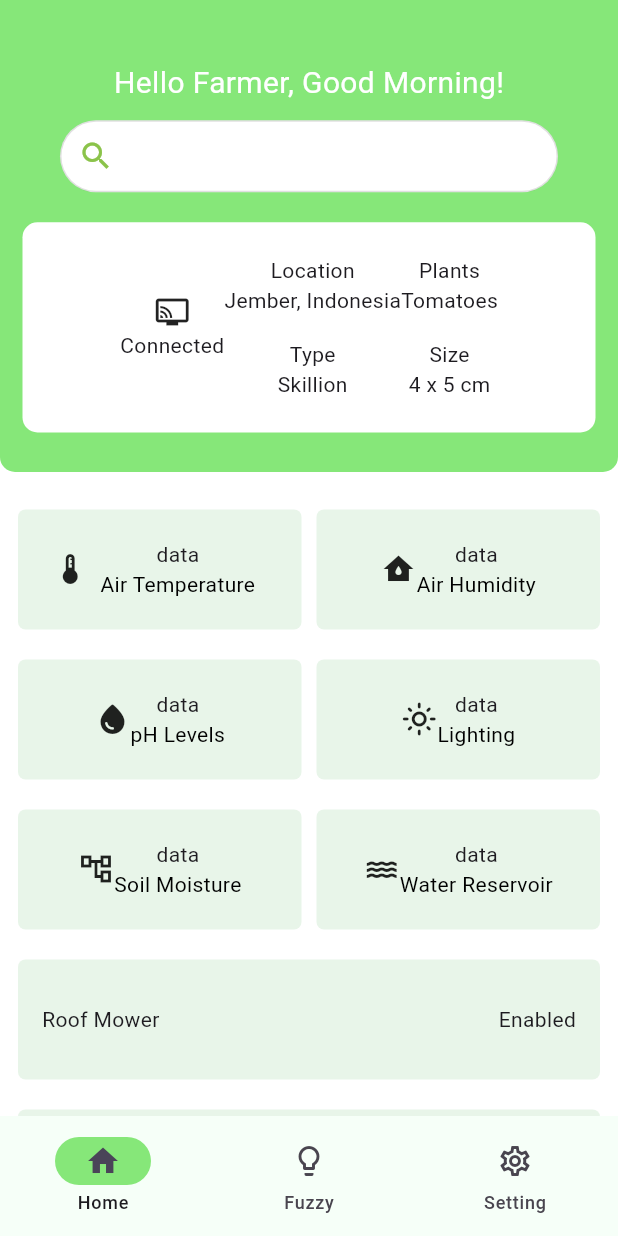
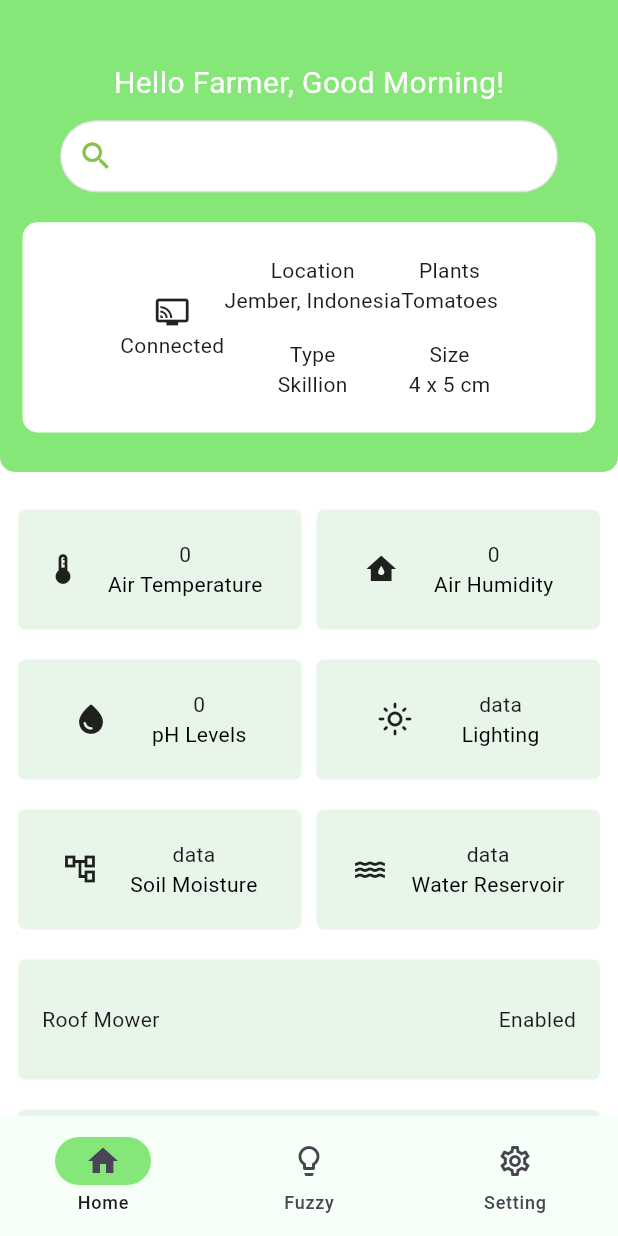
Before and after one commit to lanceyard/006-air-temperature-app, a Flutter app: the screen it shows after launch, on a phone screen of 412 x 824 dp. Run offline on Flutter 3.47's test engine with Material 3 defaults, Android fonts, the phone set to English and light mode, and no system bars; our stand-ins replace firebase_core, firebase_database; accounts and stored records are empty.

Commit message:
feat: update provider to fetch data

```diff
--- /dev/null
+++ b/lib/logic/model/dashboard_model.dart
@@ -0,0 +1,40 @@
+class Dashboard {
+  int? airTemperature;
+  int? soilMoisture;
+  int? airHumidity;
+  int? pHLevel;
+  int? waterReservoir;
+  bool? roofMoverStatus;
+  bool? wateringStatus;
+
+  Dashboard(
+      {this.airTemperature,
+      this.soilMoisture,
+      this.airHumidity,
+      this.pHLevel,
+      this.waterReservoir,
+      this.roofMoverStatus,
+      this.wateringStatus});
+
+  Dashboard.fromJson(Map<String, dynamic> json) {
+    airTemperature = json['airTemperature'];
+    soilMoisture = json['soilMoisture'];
+    airHumidity = json['airHumidity'];
+    pHLevel = json['pHLevel'];
+    waterReservoir = json['waterReservoir'];
+    roofMoverStatus = json['roofMoverStatus'];
+    wateringStatus = json['wateringStatus'];
+  }
+
+  Map<String, dynamic> toJson() {
+    final Map<String, dynamic> data = new Map<String, dynamic>();
+    data['airTemperature'] = this.airTemperature;
+    data['soilMoisture'] = this.soilMoisture;
+    data['airHumidity'] = this.airHumidity;
+    data['pHLevel'] = this.pHLevel;
+    data['waterReservoir'] = this.waterReservoir;
+    data['roofMoverStatus'] = this.roofMoverStatus;
+    data['wateringStatus'] = this.wateringStatus;
+    return data;
+  }
+}
--- /dev/null
+++ b/lib/logic/provider/controller_provider.dart
@@ -0,0 +1,29 @@
+import 'package:firebase_database/firebase_database.dart';
+import 'package:flutter/cupertino.dart';
+import 'package:suhu_udara/logic/model/dashboard_model.dart';
+
+class ControllerProvider extends ChangeNotifier {
+  int airTemp;
+  int airHumidity;
+  int pHLevel;
+
+  ControllerProvider({
+    this.airTemp = 0,
+    this.airHumidity = 0,
+    this.pHLevel = 0,
+  });
+
+  void getEverything() {
+    DatabaseReference _ref;
+    _ref = FirebaseDatabase.instance.ref();
+    _ref.onValue.listen((DatabaseEvent event) {
+      final data = event.snapshot.value;
+      var decoded = Map<String, dynamic>.from(data as Map<dynamic, dynamic>);
+      var converted = Dashboard.fromJson(decoded);
+      airTemp = converted.airTemperature?.toInt() ?? 0;
+      airHumidity = converted.airHumidity?.toInt() ?? 0;
+      pHLevel = converted.pHLevel?.toInt() ?? 0;
+      notifyListeners();
+    });
+  }
+}
--- a/lib/main.dart
+++ b/lib/main.dart
@@ -2,9 +2,9 @@ import 'package:firebase_core/firebase_core.dart';
 import 'package:flutter/material.dart';
 import 'package:flutter/services.dart';
 import 'package:provider/provider.dart';
+import 'package:suhu_udara/logic/provider/controller_provider.dart';
+import 'package:suhu_udara/logic/provider/counter_provider.dart';
 import 'package:suhu_udara/presentation/home_screen/home_page.dart';
-import 'package:suhu_udara/provider/controller_provider.dart';
-import 'package:suhu_udara/provider/counter_provider.dart';
 
 import 'firebase_options.dart';
 
--- a/lib/presentation/fuzzy_screen/fuzzy_page.dart
+++ b/lib/presentation/fuzzy_screen/fuzzy_page.dart
@@ -1,6 +1,6 @@
 import 'package:flutter/material.dart';
 import 'package:provider/provider.dart';
-import 'package:suhu_udara/provider/counter_provider.dart';
+import 'package:suhu_udara/logic/provider/counter_provider.dart';
 
 class FuzzyPage extends StatefulWidget {
   const FuzzyPage({super.key});
--- a/lib/presentation/home_screen/body_section.dart
+++ b/lib/presentation/home_screen/body_section.dart
@@ -1,4 +1,6 @@
 import 'package:flutter/material.dart';
+import 'package:provider/provider.dart';
+import 'package:suhu_udara/logic/provider/controller_provider.dart';
 import 'package:suhu_udara/presentation/utils/custom_widgets.dart';
 
 class BodySection extends StatelessWidget {
@@ -6,7 +8,7 @@ class BodySection extends StatelessWidget {
 
   @override
   Widget build(BuildContext context) {
-    return const Padding(
+    return Padding(
         padding: EdgeInsets.symmetric(horizontal: 12.0),
         child: Column(
           mainAxisSize: MainAxisSize.min,
@@ -16,11 +18,14 @@ class BodySection extends StatelessWidget {
                 ExpandedContainer(children: [
                   Icon(Icons.thermostat_outlined),
                   Padding(
-                    padding: EdgeInsets.all(8.0),
+                    padding: EdgeInsets.symmetric(horizontal: 8.0),
                     child: Column(
                       mainAxisAlignment: MainAxisAlignment.center,
                       children: [
-                        Text("data"),
+                        Text(context
+                            .watch<ControllerProvider>()
+                            .airTemp
+                            .toString()),
                         Text(
                           "Air Temperature",
                           style: TextStyle(color: Colors.black),
@@ -37,7 +42,10 @@ class BodySection extends StatelessWidget {
                   Column(
                     mainAxisAlignment: MainAxisAlignment.center,
                     children: [
-                      Text("data"),
+                      Text(context
+                          .watch<ControllerProvider>()
+                          .airHumidity
+                          .toString()),
                       Text(
                         "Air Humidity",
                         style: TextStyle(color: Colors.black),
@@ -54,7 +62,10 @@ class BodySection extends StatelessWidget {
                   Column(
                     mainAxisAlignment: MainAxisAlignment.center,
                     children: [
-                      Text("data"),
+                      Text(context
+                          .watch<ControllerProvider>()
+                          .pHLevel
+                          .toString()),
                       Text(
                         "pH Levels",
                         style: TextStyle(color: Colors.black),
--- a/lib/presentation/home_screen/home_page.dart
+++ b/lib/presentation/home_screen/home_page.dart
@@ -1,4 +1,6 @@
 import 'package:flutter/material.dart';
+import 'package:provider/provider.dart';
+import 'package:suhu_udara/logic/provider/controller_provider.dart';
 import 'package:suhu_udara/presentation/fuzzy_screen/fuzzy_page.dart';
 import 'package:suhu_udara/presentation/home_screen/body_section.dart';
 import 'package:suhu_udara/presentation/home_screen/header_section.dart';
@@ -12,6 +14,13 @@ class Home extends StatefulWidget {
 
 class _HomeState extends State<Home> {
   int currentPageIndex = 0;
+
+  @override
+  void initState() {
+    // TODO: implement initState
+    context.read<ControllerProvider>().getEverything();
+    super.initState();
+  }
 
   @override
   Widget build(BuildContext context) {
--- a/lib/presentation/utils/custom_widgets.dart
+++ b/lib/presentation/utils/custom_widgets.dart
@@ -19,7 +19,9 @@ class _ExpandedContainerState extends State<ExpandedContainer> {
   Widget build(BuildContext context) {
     return Expanded(
       child: Container(
-        padding: widget.padding,
+        padding: widget.padding != null
+            ? widget.padding
+            : EdgeInsets.symmetric(horizontal: 8),
         margin: EdgeInsets.symmetric(vertical: 10),
         height: 80.0,
         // Set your desired height
@@ -29,7 +31,7 @@ class _ExpandedContainerState extends State<ExpandedContainer> {
           borderRadius: BorderRadius.all(Radius.circular(5)),
         ),
         child: Row(
-          mainAxisAlignment: MainAxisAlignment.center,
+          mainAxisAlignment: MainAxisAlignment.spaceEvenly,
           children: widget.children,
         ),
       ),
--- a/lib/provider/controller_provider.dart
+++ /dev/null
@@ -1,13 +0,0 @@
-import 'package:firebase_database/firebase_database.dart';
-import 'package:flutter/cupertino.dart';
-
-class ControllerProvider extends ChangeNotifier {
-  void getEverything() {
-    DatabaseReference _ref;
-    _ref = FirebaseDatabase.instance.ref();
-    _ref.onValue.listen((DatabaseEvent event) {
-      final data = event.snapshot.value;
-      print("Debug: $data");
-    });
-  }
-}
```
Also changed, not shown: lib/logic/provider/counter_provider.dart (renamed from lib/provider/counter_provider.dart).
